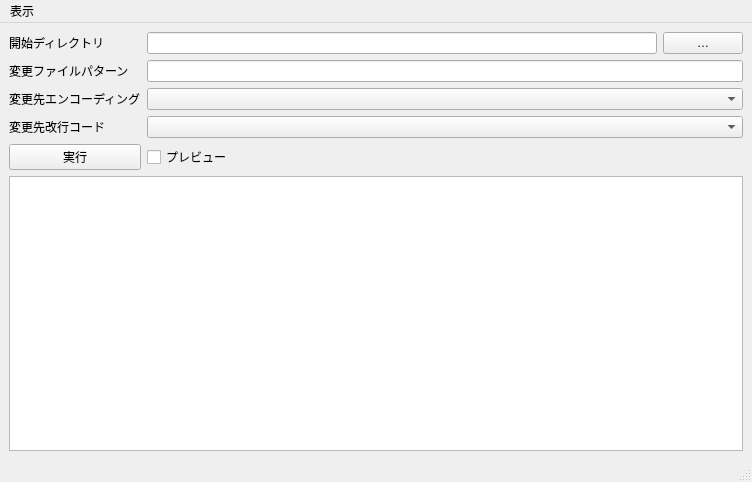
Qt form mainform.ui (tripod31/conv_encoding) before a commit.
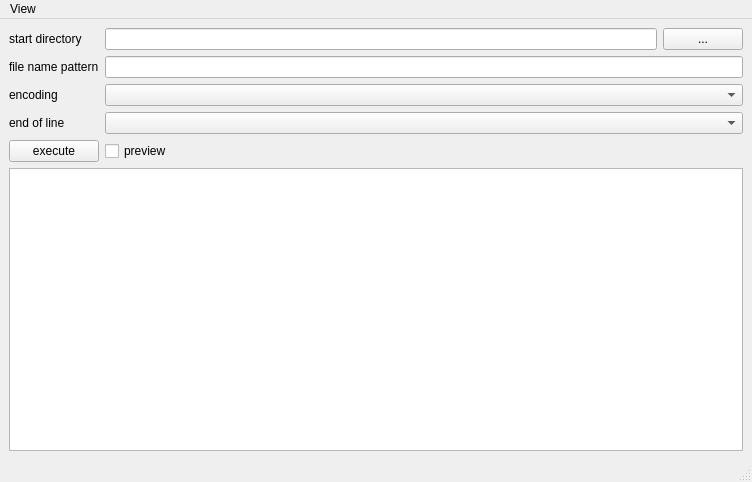
The same form after that commit.

Diff of the .ui file:
```diff
--- a/mainform.ui
+++ b/mainform.ui
@@ -18,7 +18,7 @@
     <item row="0" column="0">
      <widget class="QLabel" name="label">
       <property name="text">
-       <string>開始ディレクトリ</string>
+       <string>start directory</string>
       </property>
      </widget>
     </item>
@@ -30,7 +30,7 @@
       <item>
        <widget class="QPushButton" name="pushButton_dir">
         <property name="text">
-         <string>…</string>
+         <string>...</string>
         </property>
        </widget>
       </item>
@@ -42,7 +42,7 @@
        <string>ワイルドカード形式で設定</string>
       </property>
       <property name="text">
-       <string>変更ファイルパターン</string>
+       <string>file name pattern</string>
       </property>
      </widget>
     </item>
@@ -56,7 +56,7 @@
     <item row="2" column="0">
      <widget class="QLabel" name="label_2">
       <property name="text">
-       <string>変更先エンコーディング</string>
+       <string>encoding</string>
       </property>
      </widget>
     </item>
@@ -66,7 +66,7 @@
     <item row="3" column="0">
      <widget class="QLabel" name="label_4">
       <property name="text">
-       <string>変更先改行コード</string>
+       <string>end of line</string>
       </property>
      </widget>
     </item>
@@ -76,14 +76,14 @@
     <item row="4" column="0">
      <widget class="QPushButton" name="pushButton_exec">
       <property name="text">
-       <string>実行</string>
+       <string>execute</string>
       </property>
      </widget>
     </item>
     <item row="4" column="1">
      <widget class="QCheckBox" name="checkBox_preview">
       <property name="text">
-       <string>プレビュー</string>
+       <string>preview</string>
       </property>
      </widget>
     </item>
@@ -103,7 +103,7 @@
    </property>
    <widget class="QMenu" name="menuView">
     <property name="title">
-     <string>表示</string>
+     <string>View</string>
     </property>
     <addaction name="actionFont"/>
    </widget>
```
Left out of the diff: 10 changed lines with no effect on the pictures.
